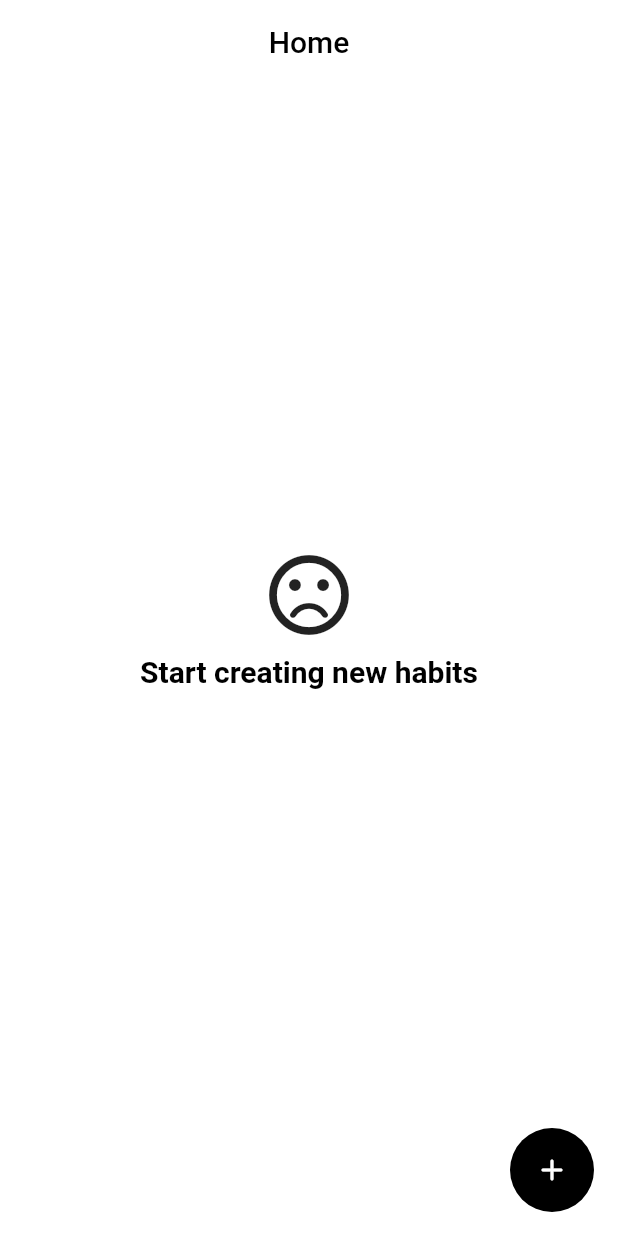
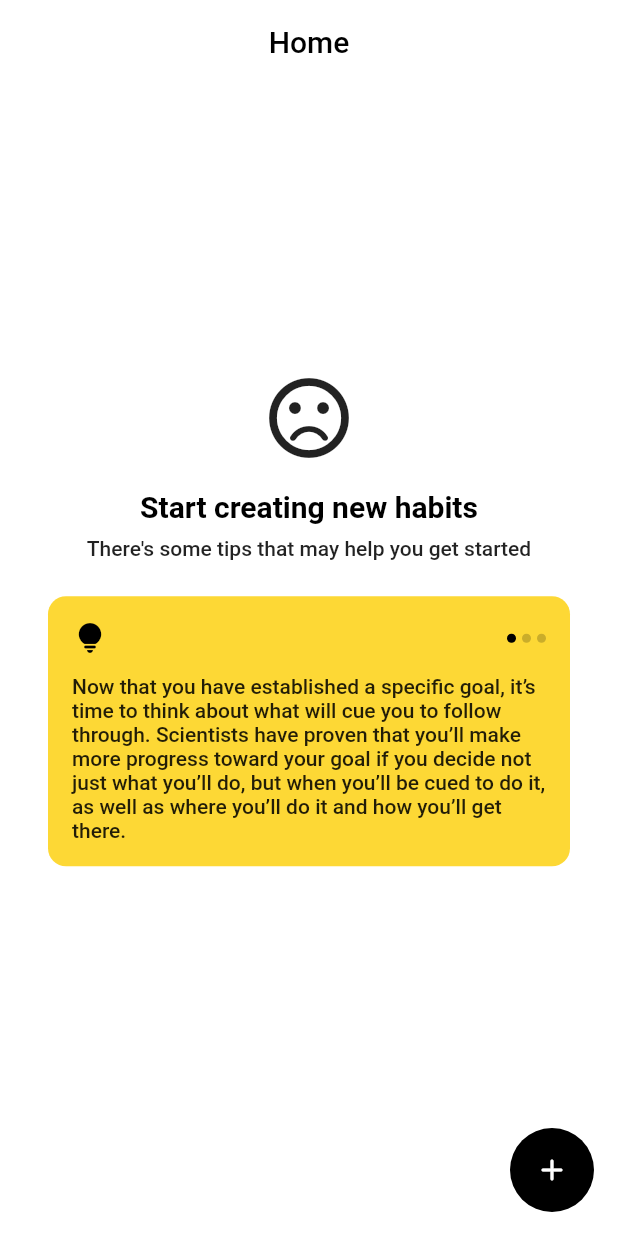
Before and after one commit to paolovalerdi/habit-tracker, a Flutter app: the screen it shows after launch, on a phone screen of 412 x 824 dp. Run offline on Flutter 3.47's test engine with Material 2 defaults, Android fonts, the phone set to English and light mode, and no system bars; our stand-ins replace flutter_hooks, flutter_riverpod, hooks_riverpod.

Commit message:
Add tip card

```diff
--- a/lib/ui/home/home.dart
+++ b/lib/ui/home/home.dart
@@ -3,6 +3,7 @@ import 'package:habit_tracker/data/providers.dart';
 import 'package:habit_tracker/ui/add_habit_page.dart';
 import 'package:habit_tracker/ui/habit_card.dart';
 import 'package:habit_tracker/ui/home/toolbar.dart';
+import 'package:habit_tracker/ui/tip_card.dart';
 import 'package:hooks_riverpod/hooks_riverpod.dart';
 
 class Home extends StatelessWidget {
@@ -49,14 +50,27 @@ class _HabitsGrid extends HookConsumerWidget {
                 Icons.sentiment_dissatisfied_rounded,
                 size: 64,
               ),
-              const SizedBox(height: 8),
+              const SizedBox(height: 16),
               Text(
                 'Start creating new habits',
                 style: styles.headline6?.copyWith(
                   color: Colors.black,
                   fontWeight: FontWeight.bold,
                 ),
-              )
+              ),
+              const SizedBox(height: 8),
+              Text(
+                "There's some tips that may help you get started",
+                style: styles.bodyText1
+              ),
+              const SizedBox(height: 24),
+              TipCard(
+                tips: [
+                  'Now that you have established a specific goal, it’s time to think about what will cue you to follow through. Scientists have proven that you’ll make more progress toward your goal if you decide not just what you’ll do, but when you’ll be cued to do it, as well as where you’ll do it and how you’ll get there.',
+                  "When we set out to build a new habit, most of us overestimate our willpower and set a course for the most efficient path to achieving our end goal. Say you hope to get fit by exercising regularly – you’ll likely look for a workout that can generate quick results like grinding it out on a treadmill. But research has shown you’ll persist longer and ultimately achieve more if you instead focus on finding ways to make goal pursuit fun.",
+                  "By the time we put a behavior on autopilot, a lot of us fall into fairly consistent routines, tending to exercise, study or take our medication at the same time of day and in the same place. But when you’re in the start-up phase of habit building, contrary to popular opinion, my research suggests it’s important to deliberately insert some variability into your routine.",
+                ],
+              ),
             ],
           ),
         ),
--- /dev/null
+++ b/lib/ui/tip_card.dart
@@ -0,0 +1,88 @@
+import 'package:flutter/material.dart';
+import 'package:flutter_hooks/flutter_hooks.dart';
+
+class TipCard extends HookWidget {
+  const TipCard({
+    Key? key,
+    required this.tips,
+  }) : super(key: key);
+
+  final List<String> tips;
+
+  @override
+  Widget build(BuildContext context) {
+    assert(tips.isNotEmpty, 'The tips list should not be empty');
+    final styles = Theme.of(context).textTheme;
+    final currentTip = useState(0);
+
+    return GestureDetector(
+      onTap: () {
+        var next = currentTip.value + 1;
+        if (next > tips.length - 1) next = 0;
+        currentTip.value = next;
+      },
+      child: Card(
+        elevation: 0,
+        margin: EdgeInsets.zero,
+        color: Colors.yellow.shade600,
+        shape: RoundedRectangleBorder(
+          borderRadius: BorderRadius.circular(12),
+        ),
+        child: Padding(
+          padding: const EdgeInsets.all(16),
+          child: Column(
+            crossAxisAlignment: CrossAxisAlignment.start,
+            mainAxisSize: MainAxisSize.min,
+            children: [
+              Row(
+                children: [
+                  const Icon(Icons.lightbulb_rounded, color: Colors.black),
+                  const Spacer(),
+                  _Indicator(
+                    radius: 3,
+                    steps: tips.length,
+                    currentStep: currentTip.value,
+                  ),
+                ],
+              ),
+              const SizedBox(height: 12),
+              Text(
+                tips[currentTip.value],
+                style: styles.bodyText1,
+              ),
+            ],
+          ),
+        ),
+      ),
+    );
+  }
+}
+
+class _Indicator extends StatelessWidget {
+  const _Indicator({
+    Key? key,
+    required this.radius,
+    required this.steps,
+    required this.currentStep,
+  }) : super(key: key);
+
+  final double radius;
+  final int steps;
+  final int currentStep;
+
+  @override
+  Widget build(BuildContext context) {
+    return Wrap(
+      spacing: 4,
+      children: [
+        for (int i = 0; i < steps; i++)
+          CircleAvatar(
+            radius: radius,
+            backgroundColor: Colors.black.withOpacity(
+              i == currentStep ? 1 : 0.2,
+            ),
+          ),
+      ],
+    );
+  }
+}
```
